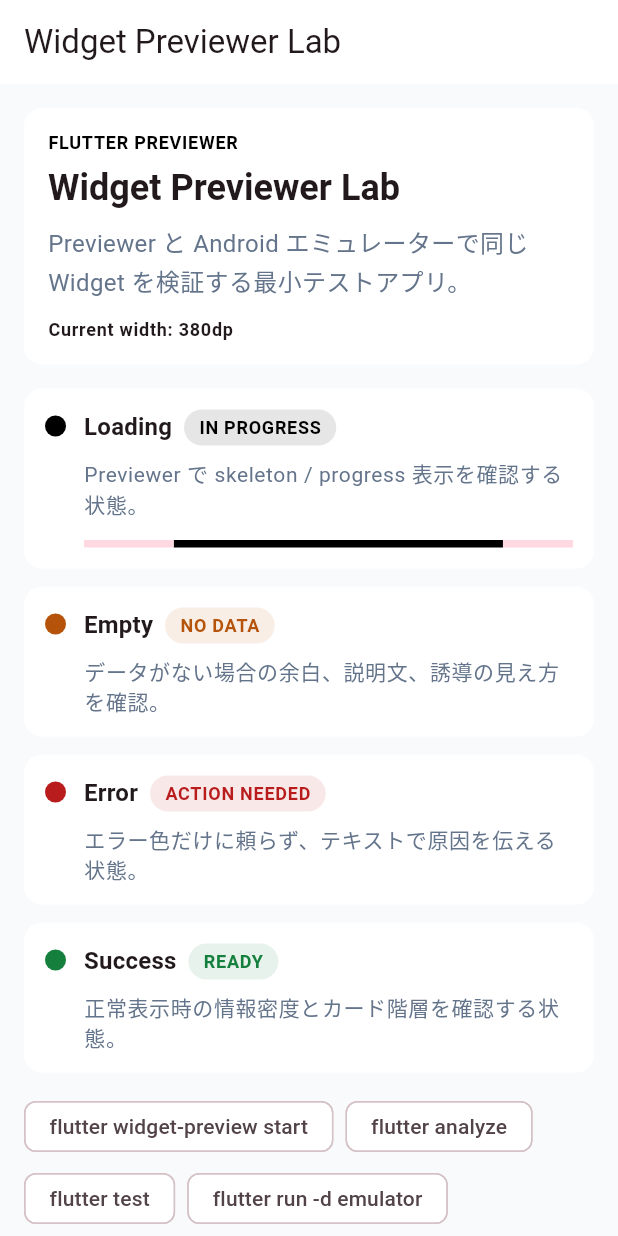
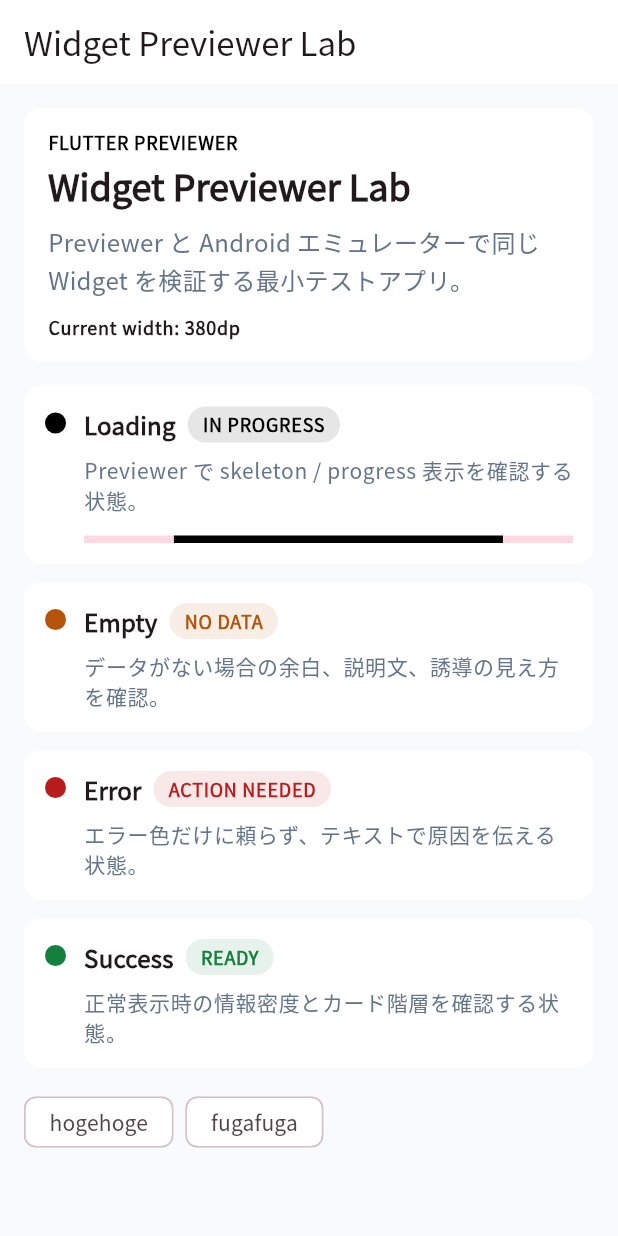
Before and after one commit to sakusaku3939/flutter-widget-previewer-test, a Flutter app: the screen it shows after launch, on a phone screen of 412 x 824 dp. Run offline on Flutter 3.47's test engine with Material 3 defaults, Android fonts, the phone set to English and light mode, and no system bars.

Commit message:
alchemist によるゴールデンテストを追加

```diff
--- /dev/null
+++ b/dart_test.yaml
@@ -0,0 +1,2 @@
+tags:
+  golden:
--- a/lib/src/theme/app_theme.dart
+++ b/lib/src/theme/app_theme.dart
@@ -56,6 +56,7 @@
   static ThemeData _base(ColorScheme colorScheme) {
     return ThemeData(
       useMaterial3: true,
+      fontFamily: 'NotoSansJP',
       colorScheme: colorScheme,
       textTheme: const TextTheme(
         headlineSmall: TextStyle(
--- /dev/null
+++ b/lib/src/ui_catalog/preview_surface.dart
@@ -0,0 +1,30 @@
+import 'package:flutter/material.dart';
+
+import '../theme/app_theme.dart';
+import 'ui_scenario.dart';
+
+class PreviewSurface extends StatelessWidget {
+  const PreviewSurface({required this.scenario, super.key});
+
+  final UiScenario scenario;
+
+  @override
+  Widget build(BuildContext context) {
+    final theme = scenario.brightness == Brightness.dark
+        ? AppTheme.dark()
+        : AppTheme.light();
+
+    return MaterialApp(
+      debugShowCheckedModeBanner: false,
+      theme: theme,
+      home: Scaffold(
+        body: SafeArea(
+          child: SingleChildScrollView(
+            padding: const EdgeInsets.all(AppTokens.spacing),
+            child: Builder(builder: scenario.builder),
+          ),
+        ),
+      ),
+    );
+  }
+}
--- /dev/null
+++ b/lib/src/ui_catalog/ui_scenario.dart
@@ -0,0 +1,19 @@
+import 'package:flutter/material.dart';
+
+class UiScenario {
+  const UiScenario({
+    required this.id,
+    required this.group,
+    required this.name,
+    required this.size,
+    required this.builder,
+    this.brightness = Brightness.light,
+  });
+
+  final String id;
+  final String group;
+  final String name;
+  final Size size;
+  final Brightness brightness;
+  final WidgetBuilder builder;
+}
--- a/lib/src/widgets/adaptive_preview_panel.dart
+++ b/lib/src/widgets/adaptive_preview_panel.dart
@@ -90,10 +90,8 @@
   @override
   Widget build(BuildContext context) {
     const commands = [
-      'flutter widget-preview start',
-      'flutter analyze',
-      'flutter test',
-      'flutter run -d emulator',
+      'hogehoge',
+      'fugafuga',
     ];
 
     return Wrap(
--- a/pubspec.yaml
+++ b/pubspec.yaml
@@ -41,6 +41,7 @@
   # package. See that file for information about deactivating specific lint
   # rules and activating additional ones.
   flutter_lints: ^6.0.0
+  alchemist: ^0.14.0
 
 # For information on the generic Dart part of this file, see the
 # following page: https://dart.dev/tools/pub/pubspec
@@ -52,6 +53,11 @@
   # included with your application, so that you can use the icons in
   # the material Icons class.
   uses-material-design: true
+
+  fonts:
+    - family: NotoSansJP
+      fonts:
+        - asset: assets/fonts/NotoSansJP-Regular.ttf
 
   # To add assets to your application, add an assets section, like this:
   # assets:
```
Also changed, not shown: lib/src/previews/widget_previews.dart (+8 -53 lines), lib/src/ui_catalog/widget_scenarios.dart (added, +64 -0 lines), pubspec.lock, 12 other files.
